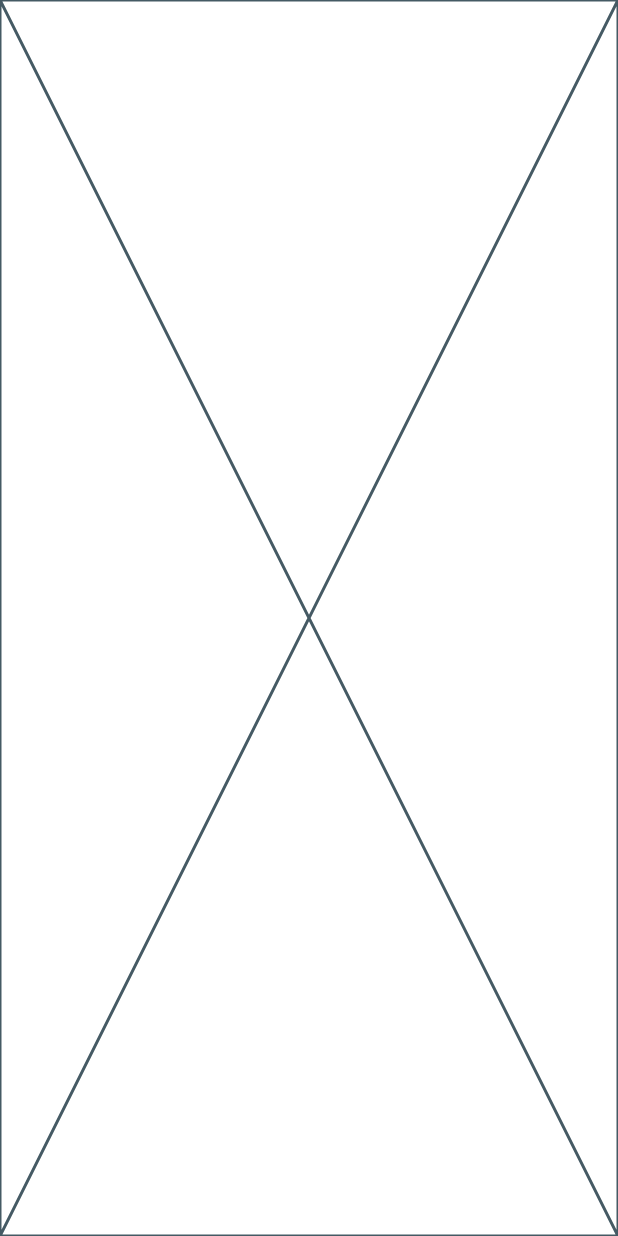
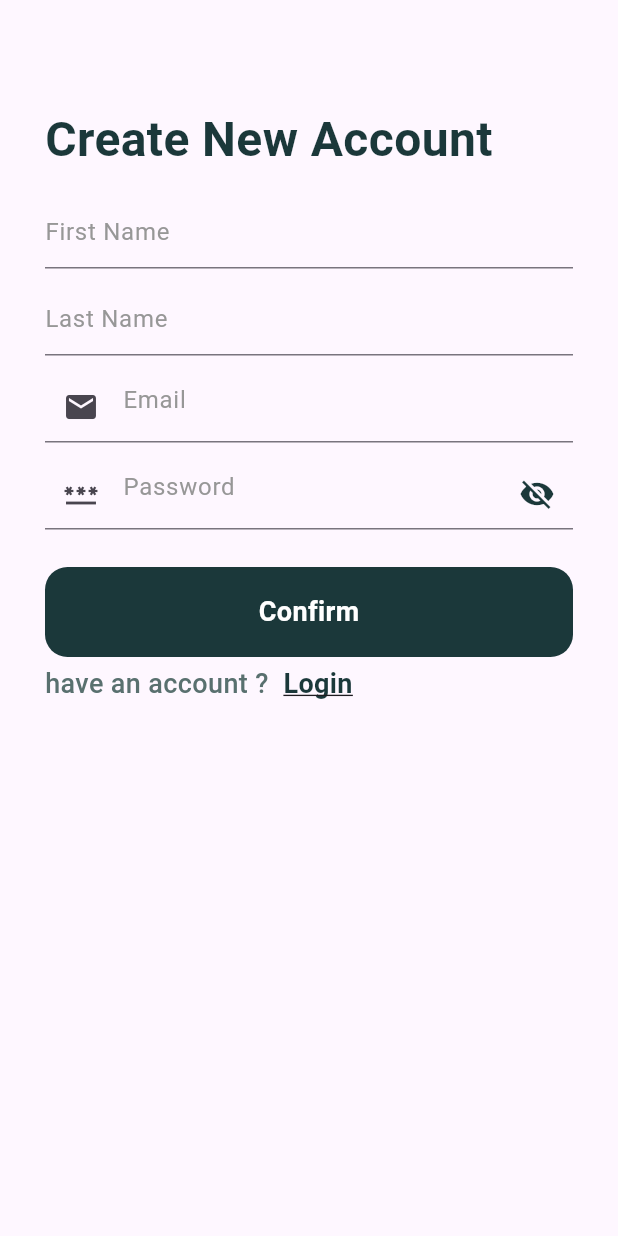
Before and after one commit to AnasHany219/Expense-Tracker, a Flutter app: the screen it shows after launch, after a tap on "Sign Up", on a phone screen of 412 x 824 dp. Run offline on Flutter 3.47's test engine with Material 3 defaults, Android fonts, the phone set to English and light mode, and no system bars.

```diff
--- /dev/null
+++ b/lib/features/auth/signup/component/signup_form.dart
@@ -0,0 +1,67 @@
+import 'package:expense_tracker/core/text_style.dart';
+import 'package:expense_tracker/core/validation.dart';
+import 'package:flutter/material.dart';
+
+class SignUpForm extends StatefulWidget {
+  const SignUpForm({super.key});
+
+  @override
+  State<SignUpForm> createState() => _SignUpFormState();
+}
+
+class _SignUpFormState extends State<SignUpForm> {
+  bool _isObscure = true;
+  @override
+  Widget build(BuildContext context) {
+    return Column(
+      children: [
+        buildInputForm('First Name'),
+        buildInputForm('Last Name'),
+        buildInputForm('Email'),
+        buildInputForm('Password'),
+      ],
+    );
+  }
+
+  Padding buildInputForm(String label) {
+    return Padding(
+      padding: const EdgeInsets.symmetric(vertical: 5),
+      child: TextFormField(
+        obscureText: label == 'Password' ? _isObscure : false,
+        autovalidateMode: AutovalidateMode.onUserInteraction,
+        validator: label == 'Password'
+            ? Validator().passwordValidator
+            : label == 'Email'
+                ? Validator().emailValidator
+                : null,
+        decoration: InputDecoration(
+          hintText: label,
+          prefixIcon: label == 'Password'
+              ? const Icon(Icons.password_outlined)
+              : label == 'Email'
+                  ? const Icon(Icons.email)
+                  : null,
+          hintStyle: const TextStyle(
+            color: textFieldColor,
+          ),
+          focusedBorder: const UnderlineInputBorder(
+            borderSide: BorderSide(color: primaryColor),
+          ),
+          suffixIcon: label == 'Password'
+              ? IconButton(
+                  onPressed: () {
+                    setState(() {
+                      _isObscure = !_isObscure;
+                    });
+                  },
+                  icon: Icon(
+                    _isObscure ? Icons.visibility_off : Icons.visibility,
+                    color: primaryColor,
+                  ),
+                )
+              : null,
+        ),
+      ),
+    );
+  }
+}
--- a/lib/features/auth/signup/page/signup.dart
+++ b/lib/features/auth/signup/page/signup.dart
@@ -1,3 +1,7 @@
+import 'package:expense_tracker/core/text_style.dart';
+import 'package:expense_tracker/features/auth/login/component/primary_button.dart';
+import 'package:expense_tracker/features/auth/login/page/login.dart';
+import 'package:expense_tracker/features/auth/signup/component/signup_form.dart';
 import 'package:flutter/material.dart';
 
 class SignUpScreen extends StatelessWidget {
@@ -5,6 +9,71 @@ class SignUpScreen extends StatelessWidget {
 
   @override
   Widget build(BuildContext context) {
-    return const Placeholder();
+    return Scaffold(
+      body: SingleChildScrollView(
+        child: Column(
+          crossAxisAlignment: CrossAxisAlignment.start,
+          children: [
+            const SizedBox(
+              height: 70,
+            ),
+            Padding(
+              padding: const EdgeInsets.symmetric(horizontal: 30),
+              child: Text('Create New Account', style: titleText),
+            ),
+            const SizedBox(
+              height: 10,
+            ),
+            const Padding(
+              padding: EdgeInsets.symmetric(horizontal: 30),
+              child: SignUpForm(),
+            ),
+            const SizedBox(
+              height: 20,
+            ),
+            const Padding(
+              padding: EdgeInsets.symmetric(horizontal: 30),
+              child: PrimaryButton(
+                buttonText: 'Confirm',
+              ),
+            ),
+            const SizedBox(
+              height: 5,
+            ),
+            Padding(
+              padding: const EdgeInsets.symmetric(horizontal: 30),
+              child: Row(
+                children: [
+                  Text(
+                    'have an account ? ',
+                    style: subTitle,
+                  ),
+                  const SizedBox(
+                    width: 5,
+                  ),
+                  GestureDetector(
+                    onTap: () {
+                      Navigator.push(
+                        context,
+                        MaterialPageRoute(
+                          builder: (context) => const LoginScrean(),
+                        ),
+                      );
+                    },
+                    child: Text(
+                      'Login',
+                      style: textButton.copyWith(
+                        decoration: TextDecoration.underline,
+                        decorationThickness: 1,
+                      ),
+                    ),
+                  )
+                ],
+              ),
+            ),
+          ],
+        ),
+      ),
+    );
   }
 }
```
